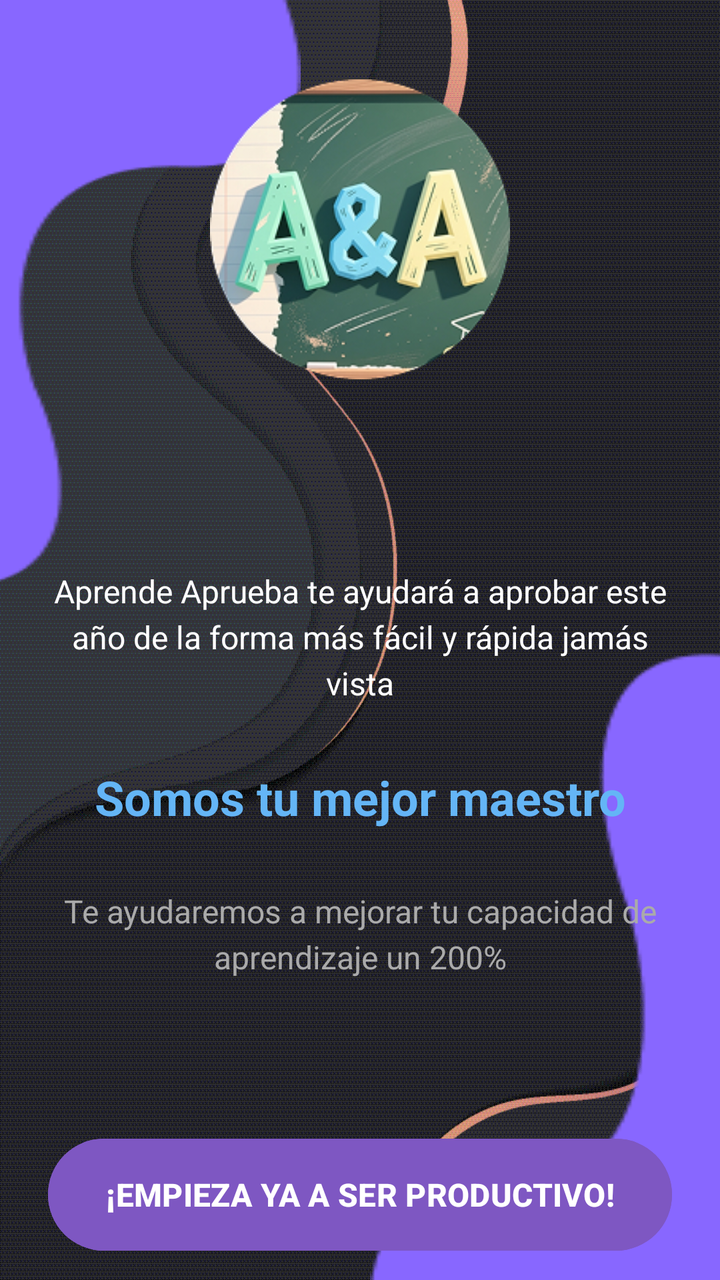
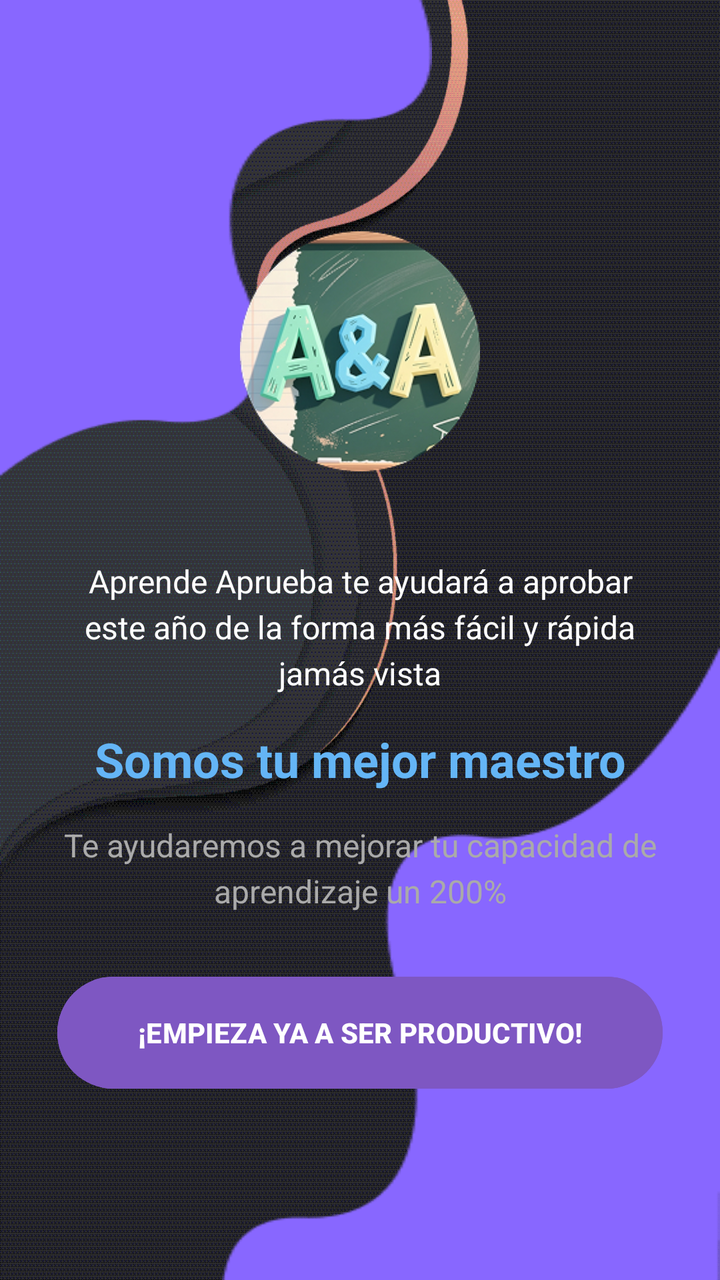

The first picture is an Android layout as it rendered before a commit; the second is the same layout after the commit. The layout source and the unified diff follow.
<!-- AndroidManifest.xml: application theme Theme.AprendeAprueba -->
<!-- res/layout/activity_main.xml -->
<?xml version="1.0" encoding="utf-8"?>
<androidx.constraintlayout.widget.ConstraintLayout xmlns:android="http://schemas.android.com/apk/res/android"
    xmlns:app="http://schemas.android.com/apk/res-auto"
    android:layout_width="match_parent"
    android:layout_height="match_parent"
    android:background="@drawable/fondo">

    
    <View
        android:id="@+id/curve_top_left"
        android:layout_width="300dp"
        android:layout_height="400dp"
        android:background="@drawable/vector1"
        app:layout_constraintEnd_toStartOf="@id/center_content"
        app:layout_constraintStart_toStartOf="parent"
        app:layout_constraintTop_toTopOf="parent" />

    
    <View
        android:id="@+id/curve_bottom_right"
        android:layout_width="350dp"
        android:layout_height="450dp"
        android:background="@drawable/vector2"
        app:layout_constraintBottom_toBottomOf="parent"
        app:layout_constraintEnd_toEndOf="parent"
        app:layout_constraintStart_toEndOf="@id/center_content" />

    
    <androidx.constraintlayout.widget.ConstraintLayout
        android:id="@+id/center_content"
        android:layout_width="0dp"
        android:layout_height="wrap_content"
        android:paddingHorizontal="24dp"
        app:layout_constraintBottom_toBottomOf="parent"
        app:layout_constraintEnd_toEndOf="parent"
        app:layout_constraintStart_toStartOf="parent"
        app:layout_constraintTop_toTopOf="parent">

        
        <ImageView
            android:id="@+id/logo"
            android:layout_width="150dp"
            android:layout_height="200dp"
            android:layout_marginBottom="70dp"
            android:cropToPadding="false"
            android:src="@drawable/logotfg"
            app:layout_constraintBottom_toTopOf="@id/text_intro"
            app:layout_constraintEnd_toEndOf="parent"
            app:layout_constraintStart_toStartOf="parent"
            app:layout_constraintTop_toTopOf="parent" />

        
        <TextView
            android:id="@+id/text_intro"
            android:layout_width="0dp"
            android:layout_height="wrap_content"
            android:lineSpacingExtra="4dp"
            android:text="Aprende Aprueba te ayudará a aprobar este año de la forma más fácil y rápida jamás vista"
            android:textAlignment="center"
            android:textColor="#FFFFFF"
            android:textSize="16sp"
            android:layout_marginBottom="30dp"
            app:layout_constraintBottom_toTopOf="@id/title_slogan"
            app:layout_constraintEnd_toEndOf="parent"
            app:layout_constraintStart_toStartOf="parent"
            app:layout_constraintTop_toBottomOf="@id/logo" />

        
        <TextView
            android:id="@+id/title_slogan"
            android:layout_width="0dp"
            android:layout_height="wrap_content"
            android:text="Somos tu mejor maestro"
            android:textAlignment="center"
            android:textColor="#64B5F6"
            android:textSize="24sp"
            android:textStyle="bold"
            android:layout_marginBottom="30dp"
            app:layout_constraintBottom_toTopOf="@id/text_detail"
            app:layout_constraintEnd_toEndOf="parent"
            app:layout_constraintStart_toStartOf="parent"
            app:layout_constraintTop_toBottomOf="@id/text_intro" />

        
        <TextView
            android:id="@+id/text_detail"
            android:layout_width="0dp"
            android:layout_height="wrap_content"
            android:lineSpacingExtra="4dp"
            android:text="Te ayudaremos a mejorar tu capacidad de aprendizaje un 200%"
            android:textAlignment="center"
            android:textColor="#AAAAAA"
            android:textSize="16sp"
            android:layout_marginBottom="30dp"
            app:layout_constraintBottom_toTopOf="@id/button_start"
            app:layout_constraintEnd_toEndOf="parent"
            app:layout_constraintStart_toStartOf="parent"
            app:layout_constraintTop_toBottomOf="@id/title_slogan" />

        
        <Button
            android:id="@+id/button_start"
            android:layout_width="0dp"
            android:layout_height="56dp"
            android:backgroundTint="#7E57C2"
            android:insetTop="0dp"
            android:insetBottom="0dp"
            android:text="¡EMPIEZA YA A SER PRODUCTIVO!"
            android:textColor="#FFFFFF"
            android:textSize="16sp"
            android:textStyle="bold"
            android:layout_marginTop="50dp"
            app:cornerRadius="28dp"
            app:layout_constraintBottom_toBottomOf="parent"
            app:layout_constraintEnd_toEndOf="parent"
            app:layout_constraintStart_toStartOf="parent"
            app:layout_constraintTop_toBottomOf="@id/text_detail"
            app:layout_constraintVertical_bias="0.2" />

    </androidx.constraintlayout.widget.ConstraintLayout>

</androidx.constraintlayout.widget.ConstraintLayout>
<!-- resources referenced by this layout -->
<resources>
  <!-- drawable fondo: png bitmap (drawable, 17815 bytes) -->
  <!-- drawable logotfg: png bitmap (drawable, 63761 bytes) -->
  <!-- drawable vector1: png bitmap (drawable, 2700 bytes) -->
  <!-- drawable vector2: png bitmap (drawable, 3048 bytes) -->
  <style name="Theme.AprendeAprueba" parent="Theme.Material3.DayNight.NoActionBar">
          <item name="colorPrimary">#A020F0</item>
          <item name="colorOnPrimary">@android:color/white</item>
  
          <item name="colorSurface">#FFFFFF</item>
          <item name="colorOnSurface">#1C1B1F</item>
          <item name="colorSurfaceVariant">#E7E0EC</item>
  
          <item name="listPopupWindowStyle">@style/Widget.Material3.PopupMenu.ListPopupWindow</item>
      </style>
</resources>

<!-- the commit's change to res/layout/activity_main.xml (unified diff, before → after) -->
@@ -6,117 +6,122 @@
     android:background="@drawable/fondo">
 
     
+    <androidx.constraintlayout.widget.Guideline
+        android:id="@+id/gl_start"
+        android:layout_width="wrap_content"
+        android:layout_height="wrap_content"
+        android:orientation="vertical"
+        app:layout_constraintGuide_percent="0.08" />
+
+    <androidx.constraintlayout.widget.Guideline
+        android:id="@+id/gl_end"
+        android:layout_width="wrap_content"
+        android:layout_height="wrap_content"
+        android:orientation="vertical"
+        app:layout_constraintGuide_percent="0.92" />
+
+    
     <View
         android:id="@+id/curve_top_left"
-        android:layout_width="300dp"
-        android:layout_height="400dp"
+        android:layout_width="0dp"
+        android:layout_height="0dp"
         android:background="@drawable/vector1"
-        app:layout_constraintEnd_toStartOf="@id/center_content"
+        app:layout_constraintDimensionRatio="300:400"
+        app:layout_constraintHeight_percent="0.45"
         app:layout_constraintStart_toStartOf="parent"
         app:layout_constraintTop_toTopOf="parent" />
 
     
     <View
         android:id="@+id/curve_bottom_right"
-        android:layout_width="350dp"
-        android:layout_height="450dp"
+        android:layout_width="0dp"
+        android:layout_height="0dp"
         android:background="@drawable/vector2"
         app:layout_constraintBottom_toBottomOf="parent"
+        app:layout_constraintDimensionRatio="350:450"
         app:layout_constraintEnd_toEndOf="parent"
-        app:layout_constraintStart_toEndOf="@id/center_content" />
+        app:layout_constraintHeight_percent="0.5" />
 
     
-    <androidx.constraintlayout.widget.ConstraintLayout
-        android:id="@+id/center_content"
+    <ImageView
+        android:id="@+id/logo"
+        android:layout_width="0dp"
+        android:layout_height="0dp"
+        android:cropToPadding="false"
+        android:src="@drawable/logotfg"
+        app:layout_constraintBottom_toTopOf="@id/text_intro"
+        app:layout_constraintDimensionRatio="150:200"
+        app:layout_constraintEnd_toEndOf="@id/gl_end"
+        app:layout_constraintHeight_percent="0.25"
+        app:layout_constraintStart_toStartOf="@id/gl_start"
+        app:layout_constraintTop_toTopOf="parent"
+        app:layout_constraintVertical_chainStyle="packed" />
+
+    
+    <TextView
+        android:id="@+id/text_intro"
         android:layout_width="0dp"
         android:layout_height="wrap_content"
-        android:paddingHorizontal="24dp"
+        android:layout_marginTop="24dp"
+        android:lineSpacingExtra="4dp"
+        android:text="Aprende Aprueba te ayudará a aprobar este año de la forma más fácil y rápida jamás vista"
+        android:textAlignment="center"
+        android:textColor="#FFFFFF"
+        android:textSize="16sp"
+        app:layout_constraintBottom_toTopOf="@id/title_slogan"
+        app:layout_constraintEnd_toEndOf="@id/gl_end"
+        app:layout_constraintStart_toStartOf="@id/gl_start"
+        app:layout_constraintTop_toBottomOf="@id/logo" />
+
+    
+    <TextView
+        android:id="@+id/title_slogan"
+        android:layout_width="0dp"
+        android:layout_height="wrap_content"
+        android:layout_marginTop="16dp"
+        android:text="Somos tu mejor maestro"
+        android:textAlignment="center"
+        android:textColor="#64B5F6"
+        android:textSize="24sp"
+        android:textStyle="bold"
+        app:layout_constraintBottom_toTopOf="@id/text_detail"
+        app:layout_constraintEnd_toEndOf="@id/gl_end"
+        app:layout_constraintStart_toStartOf="@id/gl_start"
+        app:layout_constraintTop_toBottomOf="@id/text_intro" />
+
+    
+    <TextView
+        android:id="@+id/text_detail"
+        android:layout_width="0dp"
+        android:layout_height="wrap_content"
+        android:layout_marginTop="16dp"
+        android:lineSpacingExtra="4dp"
+        android:text="Te ayudaremos a mejorar tu capacidad de aprendizaje un 200%"
+        android:textAlignment="center"
+        android:textColor="#AAAAAA"
+        android:textSize="16sp"
+        app:layout_constraintBottom_toTopOf="@id/button_start"
+        app:layout_constraintEnd_toEndOf="@id/gl_end"
+        app:layout_constraintStart_toStartOf="@id/gl_start"
+        app:layout_constraintTop_toBottomOf="@id/title_slogan" />
+
+    
+    <Button
+        android:id="@+id/button_start"
+        android:layout_width="0dp"
+        android:layout_height="56dp"
+        android:layout_marginTop="32dp"
+        android:backgroundTint="#7E57C2"
+        android:insetTop="0dp"
+        android:insetBottom="0dp"
+        android:text="¡EMPIEZA YA A SER PRODUCTIVO!"
+        android:textColor="#FFFFFF"
+        android:textSize="14sp"
+        android:textStyle="bold"
+        app:cornerRadius="28dp"
         app:layout_constraintBottom_toBottomOf="parent"
-        app:layout_constraintEnd_toEndOf="parent"
-        app:layout_constraintStart_toStartOf="parent"
-        app:layout_constraintTop_toTopOf="parent">
-
-        
-        <ImageView
-            android:id="@+id/logo"
-            android:layout_width="150dp"
-            android:layout_height="200dp"
-            android:layout_marginBottom="70dp"
-            android:cropToPadding="false"
-            android:src="@drawable/logotfg"
-            app:layout_constraintBottom_toTopOf="@id/text_intro"
-            app:layout_constraintEnd_toEndOf="parent"
-            app:layout_constraintStart_toStartOf="parent"
-            app:layout_constraintTop_toTopOf="parent" />
-
-        
-        <TextView
-            android:id="@+id/text_intro"
-            android:layout_width="0dp"
-            android:layout_height="wrap_content"
-            android:lineSpacingExtra="4dp"
-            android:text="Aprende Aprueba te ayudará a aprobar este año de la forma más fácil y rápida jamás vista"
-            android:textAlignment="center"
-            android:textColor="#FFFFFF"
-            android:textSize="16sp"
-            android:layout_marginBottom="30dp"
-            app:layout_constraintBottom_toTopOf="@id/title_slogan"
-            app:layout_constraintEnd_toEndOf="parent"
-            app:layout_constraintStart_toStartOf="parent"
-            app:layout_constraintTop_toBottomOf="@id/logo" />
-
-        
-        <TextView
-            android:id="@+id/title_slogan"
-            android:layout_width="0dp"
-            android:layout_height="wrap_content"
-            android:text="Somos tu mejor maestro"
-            android:textAlignment="center"
-            android:textColor="#64B5F6"
-            android:textSize="24sp"
-            android:textStyle="bold"
-            android:layout_marginBottom="30dp"
-            app:layout_constraintBottom_toTopOf="@id/text_detail"
-            app:layout_constraintEnd_toEndOf="parent"
-            app:layout_constraintStart_toStartOf="parent"
-            app:layout_constraintTop_toBottomOf="@id/text_intro" />
-
-        
-        <TextView
-            android:id="@+id/text_detail"
-            android:layout_width="0dp"
-            android:layout_height="wrap_content"
-            android:lineSpacingExtra="4dp"
-            android:text="Te ayudaremos a mejorar tu capacidad de aprendizaje un 200%"
-            android:textAlignment="center"
-            android:textColor="#AAAAAA"
-            android:textSize="16sp"
-            android:layout_marginBottom="30dp"
-            app:layout_constraintBottom_toTopOf="@id/button_start"
-            app:layout_constraintEnd_toEndOf="parent"
-            app:layout_constraintStart_toStartOf="parent"
-            app:layout_constraintTop_toBottomOf="@id/title_slogan" />
-
-        
-        <Button
-            android:id="@+id/button_start"
-            android:layout_width="0dp"
-            android:layout_height="56dp"
-            android:backgroundTint="#7E57C2"
-            android:insetTop="0dp"
-            android:insetBottom="0dp"
-            android:text="¡EMPIEZA YA A SER PRODUCTIVO!"
-            android:textColor="#FFFFFF"
-            android:textSize="16sp"
-            android:textStyle="bold"
-            android:layout_marginTop="50dp"
-            app:cornerRadius="28dp"
-            app:layout_constraintBottom_toBottomOf="parent"
-            app:layout_constraintEnd_toEndOf="parent"
-            app:layout_constraintStart_toStartOf="parent"
-            app:layout_constraintTop_toBottomOf="@id/text_detail"
-            app:layout_constraintVertical_bias="0.2" />
-
-    </androidx.constraintlayout.widget.ConstraintLayout>
+        app:layout_constraintEnd_toEndOf="@id/gl_end"
+        app:layout_constraintStart_toStartOf="@id/gl_start"
+        app:layout_constraintTop_toBottomOf="@id/text_detail" />
 
 </androidx.constraintlayout.widget.ConstraintLayout>
